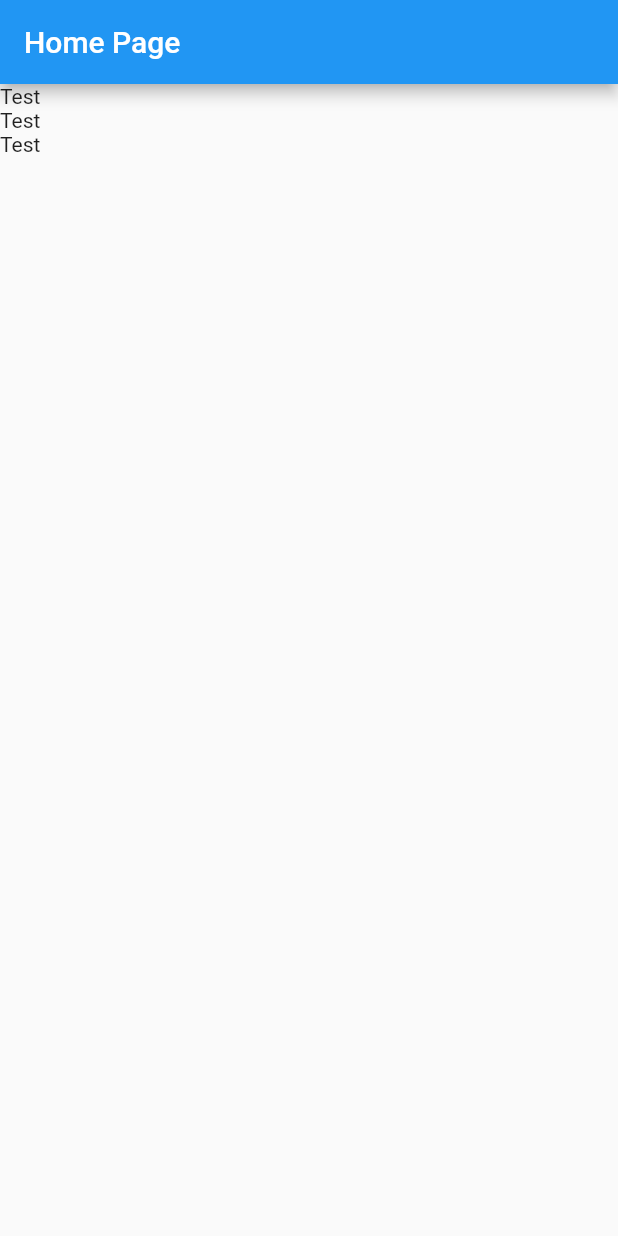
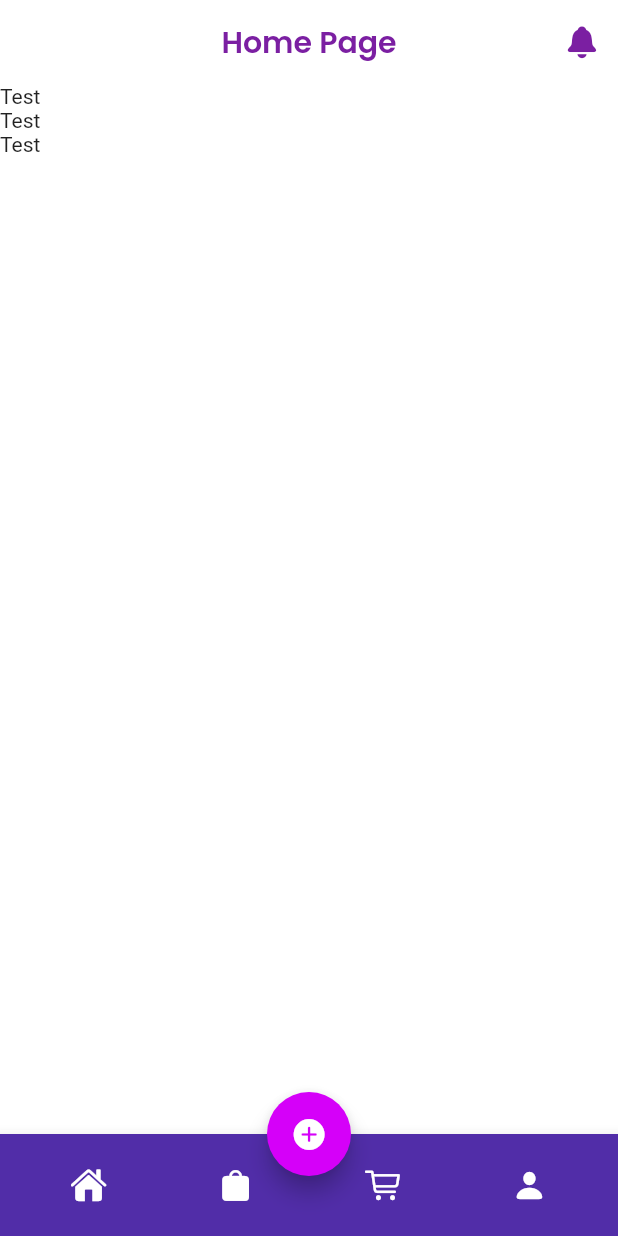
Before and after one commit to ozaenzenzen/flutter-fam-ui4, a Flutter app: the screen it shows after launch, on a phone screen of 412 x 824 dp. Run offline on Flutter 3.47's test engine with Material 2 defaults, Android fonts, the phone set to English and light mode, and no system bars; our stand-ins replace get, google_fonts.

Commit message:
update homepage

```diff
--- a/lib/homepage.dart
+++ b/lib/homepage.dart
@@ -1,4 +1,6 @@
+import 'package:flutter/cupertino.dart';
 import 'package:flutter/material.dart';
+import 'package:google_fonts/google_fonts.dart';
 
 class HomePage extends StatefulWidget {
   @override
@@ -9,8 +11,29 @@ class _HomePageState extends State<HomePage> {
   @override
   Widget build(BuildContext context) {
     return Scaffold(
+      backgroundColor: Colors.white,
       appBar: AppBar(
-        title: Text("Home Page"),
+        backgroundColor: Colors.white,
+        elevation: 0,
+        title: Text(
+          "Home Page",
+          style: GoogleFonts.poppins(
+            color: Colors.purple[700],
+            fontWeight: FontWeight.w600,
+          ),
+        ),
+        centerTitle: true,
+        actions: [
+          IconButton(
+            onPressed: () {
+              //
+            },
+            icon: Icon(
+              CupertinoIcons.bell_fill,
+              color: Colors.purple[700],
+            ),
+          ),
+        ],
       ),
       body: Container(
         child: Column(
@@ -21,6 +44,65 @@ class _HomePageState extends State<HomePage> {
           ],
         ),
       ),
+      floatingActionButtonLocation: FloatingActionButtonLocation.centerDocked,
+      floatingActionButton: FloatingActionButton(
+        backgroundColor: Colors.purpleAccent[400],
+        onPressed: () {
+          //
+        },
+        child: Icon(
+          CupertinoIcons.add_circled_solid,
+        ),
+      ),
+      bottomNavigationBar: BottomAppBar(
+        child: Container(
+          padding: EdgeInsets.symmetric(vertical: 10, horizontal: 10),
+          decoration: BoxDecoration(
+            color: Colors.deepPurple[700],
+          ),
+          child: Row(
+            mainAxisAlignment: MainAxisAlignment.spaceAround,
+            children: [
+              IconButton(
+                onPressed: () {
+                  //
+                },
+                icon: Icon(
+                  CupertinoIcons.house_fill,
+                  color: Colors.white,
+                ),
+              ),
+              IconButton(
+                onPressed: () {
+                  //
+                },
+                icon: Icon(
+                  CupertinoIcons.bag_fill,
+                  color: Colors.white,
+                ),
+              ),
+              IconButton(
+                onPressed: () {
+                  //
+                },
+                icon: Icon(
+                  CupertinoIcons.shopping_cart,
+                  color: Colors.white,
+                ),
+              ),
+              IconButton(
+                onPressed: () {
+                  //
+                },
+                icon: Icon(
+                  CupertinoIcons.person_fill,
+                  color: Colors.white,
+                ),
+              ),
+            ],
+          ),
+        ),
+      ),
     );
   }
 }
```
